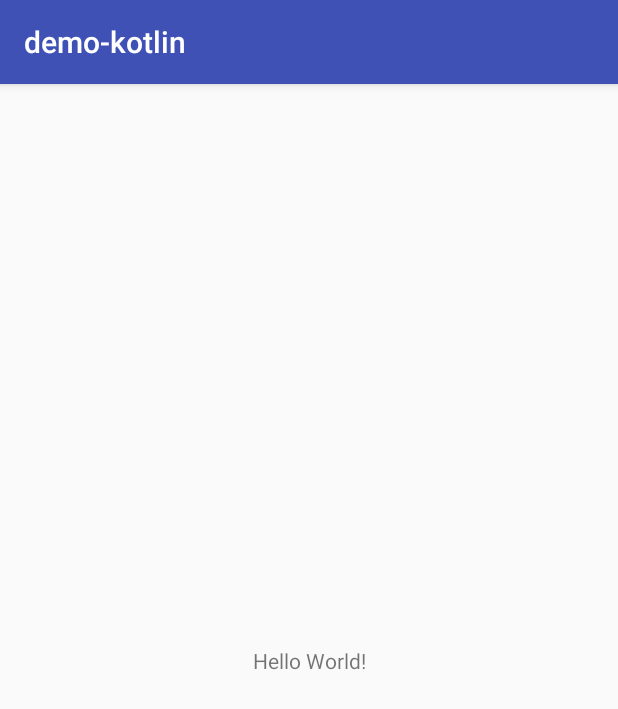
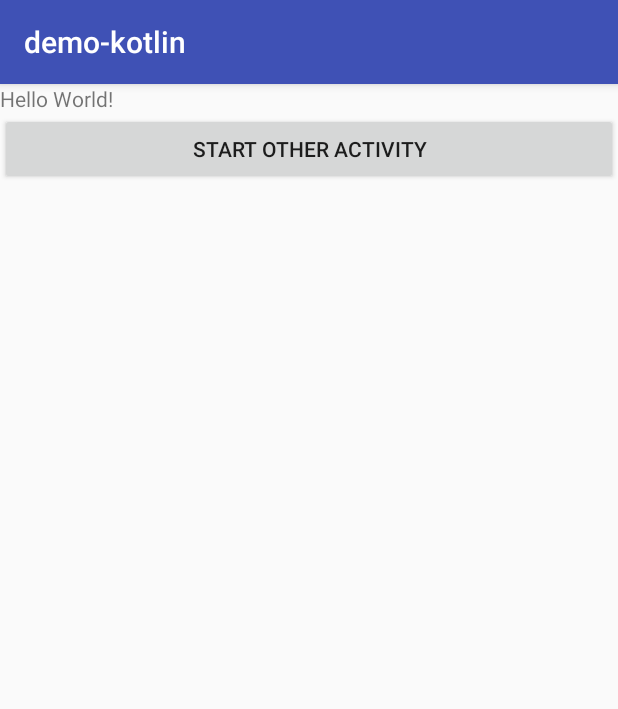
Before and after one commit to Mercandj/presentation, an Android app: the screen it shows after launch (MainActivity), on a phone screen of 412 x 824 dp. Shown: the top 709 px of the screen. Run offline under Robolectric (Android 15) with nearby library versions, the light colour scheme and no system bars.

```diff
--- a/mwm-3-kotlin-1/demo/app/src/main/AndroidManifest.xml
+++ b/mwm-3-kotlin-1/demo/app/src/main/AndroidManifest.xml
@@ -17,6 +17,7 @@
                 <category android:name="android.intent.category.LAUNCHER" />
             </intent-filter>
         </activity>
+        <activity android:name=".object.OtherActivity"/>
 
     </application>
 
--- a/mwm-3-kotlin-1/demo/app/src/main/java/com/mwm/demo_kotlin/MainActivity.kt
+++ b/mwm-3-kotlin-1/demo/app/src/main/java/com/mwm/demo_kotlin/MainActivity.kt
@@ -2,7 +2,9 @@ package com.mwm.demo_kotlin
 
 import android.os.Bundle
 import android.support.v7.app.AppCompatActivity
+import android.view.View
 import com.mwm.demo_kotlin.`class`.MyClass
+import com.mwm.demo_kotlin.`object`.OtherActivity
 import com.mwm.demo_kotlin.default_parameter.EventManager
 import com.mwm.demo_kotlin.inheritance.Labrador
 
@@ -19,5 +21,9 @@ class MainActivity : AppCompatActivity() {
 
         val eventManager = EventManager()
         eventManager.sendEvent(abtest = "variation_a")
+
+        findViewById<View>(R.id.btn_start_other_activity).setOnClickListener {
+            OtherActivity.startActivity(this)
+        }
     }
 }
--- a/mwm-3-kotlin-1/demo/app/src/main/res/layout/activity_main.xml
+++ b/mwm-3-kotlin-1/demo/app/src/main/res/layout/activity_main.xml
@@ -1,18 +1,21 @@
 <?xml version="1.0" encoding="utf-8"?>
-<android.support.constraint.ConstraintLayout xmlns:android="http://schemas.android.com/apk/res/android"
-    xmlns:app="http://schemas.android.com/apk/res-auto"
+<LinearLayout
+    xmlns:android="http://schemas.android.com/apk/res/android"
     xmlns:tools="http://schemas.android.com/tools"
     android:layout_width="match_parent"
     android:layout_height="match_parent"
+    android:orientation="vertical"
     tools:context=".MainActivity">
 
     <TextView
         android:layout_width="wrap_content"
         android:layout_height="wrap_content"
-        android:text="Hello World!"
-        app:layout_constraintBottom_toBottomOf="parent"
-        app:layout_constraintLeft_toLeftOf="parent"
-        app:layout_constraintRight_toRightOf="parent"
-        app:layout_constraintTop_toTopOf="parent" />
+        android:text="Hello World!"/>
 
-</android.support.constraint.ConstraintLayout>
+    <Button
+        android:id="@+id/btn_start_other_activity"
+        android:layout_width="match_parent"
+        android:layout_height="wrap_content"
+        android:text="Start other Activity"/>
+
+</LinearLayout>
```
Also changed, not shown: mwm-3-kotlin-1/demo/app/src/main/java/com/mwm/demo_kotlin/object/OtherActivity.kt (added, +21 -0 lines), 1 other file.
